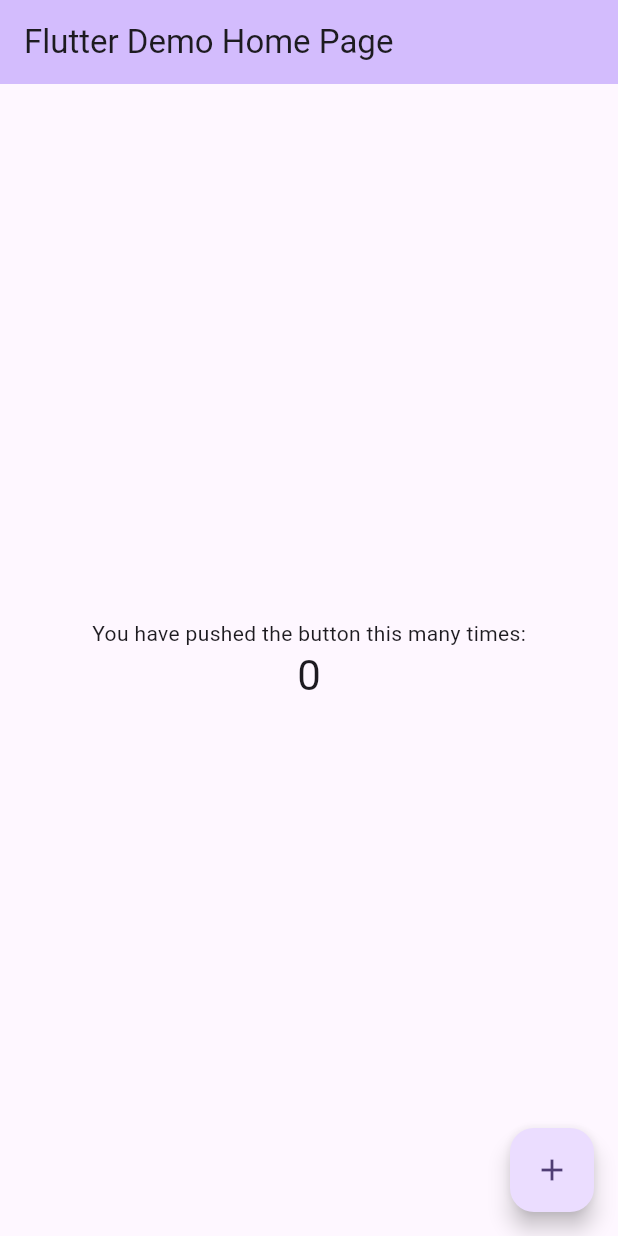
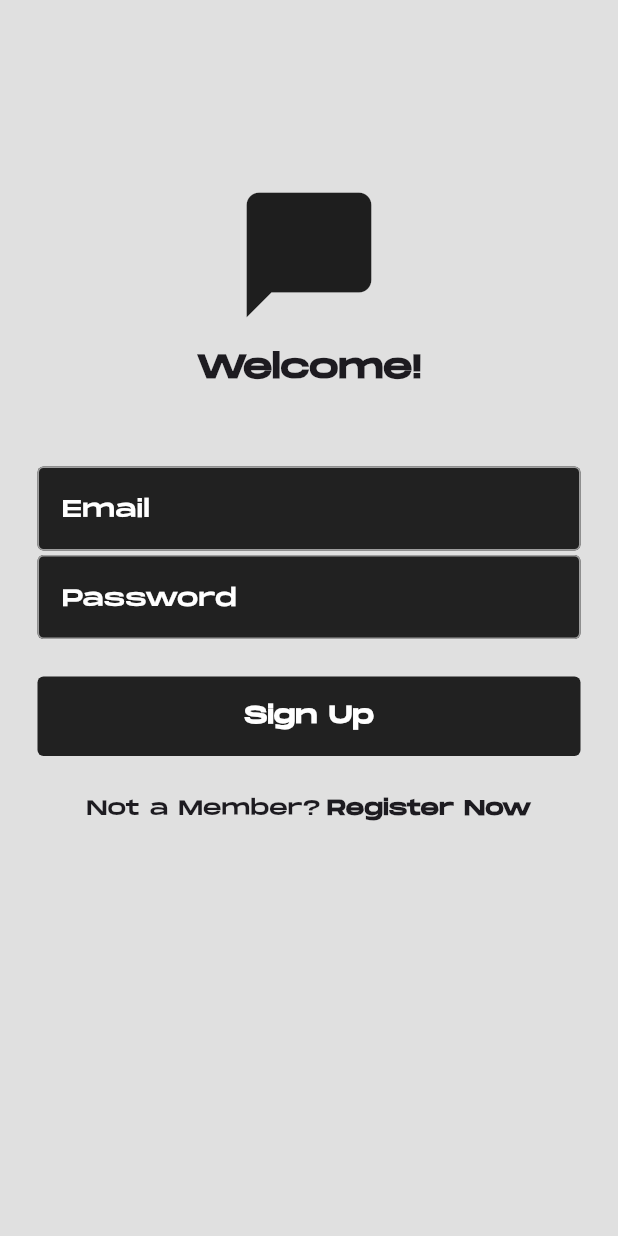
Before and after one commit to Dinath01/Texting_app, a Flutter app: the screen it shows after launch, on a phone screen of 412 x 824 dp. Run offline on Flutter 3.47's test engine with Material 3 defaults, Android fonts, the phone set to English and light mode, and no system bars.

Commit message:
Login Page Created

```diff
--- /dev/null
+++ b/lib/components/button.dart
@@ -0,0 +1,30 @@
+import 'package:flutter/material.dart';
+
+class MyButton extends StatelessWidget {
+  final void Function()? onTap;
+  final String text;
+  const MyButton({super.key, required this.onTap, required this.text});
+
+  @override
+  Widget build(BuildContext context) {
+    return GestureDetector(
+      onTap: onTap,
+      child: Container(
+        padding: const EdgeInsets.all(15),
+        decoration: BoxDecoration(
+            color: Colors.grey[900], borderRadius: BorderRadius.circular(4)),
+        child: Center(
+          child: Text(
+            text,
+            style: TextStyle(
+              color: Colors.white,
+              fontFamily: 'Monument',
+              fontSize: 16,
+              fontWeight: FontWeight.bold,
+            ),
+          ),
+        ),
+      ),
+    );
+  }
+}
--- /dev/null
+++ b/lib/components/text_field.dart
@@ -0,0 +1,30 @@
+import 'package:flutter/material.dart';
+
+class MyTextField extends StatelessWidget {
+  final TextEditingController controller;
+  final String hintText;
+  final bool obscureText;
+  const MyTextField({
+    super.key,
+    required this.controller,
+    required this.hintText,
+    required this.obscureText,
+  });
+
+  @override
+  Widget build(BuildContext context) {
+    return TextField(
+      controller: controller,
+      obscureText: obscureText,
+      decoration: InputDecoration(
+        enabledBorder: OutlineInputBorder(
+          borderSide: BorderSide(color: Colors.grey, width: 1),
+        ),
+        fillColor: Colors.grey[900],
+        filled: true,
+        hintText: hintText,
+        hintStyle: const TextStyle(color: Colors.white, fontFamily: 'Monument'),
+      )
+    );
+  }
+}
--- a/lib/main.dart
+++ b/lib/main.dart
@@ -1,4 +1,5 @@
 import 'package:flutter/material.dart';
+import 'package:text_app/pages/login_page.dart';
 
 void main() {
   runApp(const MyApp());
@@ -7,119 +8,11 @@ void main() {
 class MyApp extends StatelessWidget {
   const MyApp({super.key});
 
-  // This widget is the root of your application.
   @override
   Widget build(BuildContext context) {
     return MaterialApp(
-      title: 'Flutter Demo',
-      theme: ThemeData(
-        // This is the theme of your application.
-        //
-        // TRY THIS: Try running your application with "flutter run". You'll see
-        // the application has a purple toolbar. Then, without quitting the app,
-        // try changing the seedColor in the colorScheme below to Colors.green
-        // and then invoke "hot reload" (save your changes or press the "hot
-        // reload" button in a Flutter-supported IDE, or press "r" if you used
-        // the command line to start the app).
-        //
-        // Notice that the counter didn't reset back to zero; the application
-        // state is not lost during the reload. To reset the state, use hot
-        // restart instead.
-        //
-        // This works for code too, not just values: Most code changes can be
-        // tested with just a hot reload.
-        colorScheme: ColorScheme.fromSeed(seedColor: Colors.deepPurple),
-        useMaterial3: true,
-      ),
-      home: const MyHomePage(title: 'Flutter Demo Home Page'),
+      debugShowCheckedModeBanner: false,
+      home: LoginPage(),
     );
   }
 }
-
-class MyHomePage extends StatefulWidget {
-  const MyHomePage({super.key, required this.title});
-
-  // This widget is the home page of your application. It is stateful, meaning
-  // that it has a State object (defined below) that contains fields that affect
-  // how it looks.
-
-  // This class is the configuration for the state. It holds the values (in this
-  // case the title) provided by the parent (in this case the App widget) and
-  // used by the build method of the State. Fields in a Widget subclass are
-  // always marked "final".
-
-  final String title;
-
-  @override
-  State<MyHomePage> createState() => _MyHomePageState();
-}
-
-class _MyHomePageState extends State<MyHomePage> {
-  int _counter = 0;
-
-  void _incrementCounter() {
-    setState(() {
-      // This call to setState tells the Flutter framework that something has
-      // changed in this State, which causes it to rerun the build method below
-      // so that the display can reflect the updated values. If we changed
-      // _counter without calling setState(), then the build method would not be
-      // called again, and so nothing would appear to happen.
-      _counter++;
-    });
-  }
-
-  @override
-  Widget build(BuildContext context) {
-    // This method is rerun every time setState is called, for instance as done
-    // by the _incrementCounter method above.
-    //
-    // The Flutter framework has been optimized to make rerunning build methods
-    // fast, so that you can just rebuild anything that needs updating rather
-    // than having to individually change instances of widgets.
-    return Scaffold(
-      appBar: AppBar(
-        // TRY THIS: Try changing the color here to a specific color (to
-        // Colors.amber, perhaps?) and trigger a hot reload to see the AppBar
-        // change color while the other colors stay the same.
-        backgroundColor: Theme.of(context).colorScheme.inversePrimary,
-        // Here we take the value from the MyHomePage object that was created by
-        // the App.build method, and use it to set our appbar title.
-        title: Text(widget.title),
-      ),
-      body: Center(
-        // Center is a layout widget. It takes a single child and positions it
-        // in the middle of the parent.
-        child: Column(
-          // Column is also a layout widget. It takes a list of children and
-          // arranges them vertically. By default, it sizes itself to fit its
-          // children horizontally, and tries to be as tall as its parent.
-          //
-          // Column has various properties to control how it sizes itself and
-          // how it positions its children. Here we use mainAxisAlignment to
-          // center the children vertically; the main axis here is the vertical
-          // axis because Columns are vertical (the cross axis would be
-          // horizontal).
-          //
-          // TRY THIS: Invoke "debug painting" (choose the "Toggle Debug Paint"
-          // action in the IDE, or press "p" in the console), to see the
-          // wireframe for each widget.
-          mainAxisAlignment: MainAxisAlignment.center,
-          children: <Widget>[
-            const Text(
-              'You have pushed the button this many times:',
-            ),
-            Text(
-              '$_counter',
-              style: Theme.of(context).textTheme.headlineMedium,
-            ),
-          ],
-        ),
-      ),
-      floatingActionButton: FloatingActionButton(
-        onPressed: _incrementCounter,
-        tooltip: 'Increment',
-        child: const Icon(Icons.add),
-      ), // This trailing comma makes auto-formatting nicer for build methods.
-    );
-  }
-}
--- /dev/null
+++ b/lib/pages/login_page.dart
@@ -0,0 +1,79 @@
+import 'package:flutter/material.dart';
+import 'package:text_app/components/button.dart';
+import 'package:text_app/components/text_field.dart';
+
+class LoginPage extends StatefulWidget {
+  const LoginPage({super.key});
+
+  @override
+  State<LoginPage> createState() => _LoginPageState();
+}
+
+class _LoginPageState extends State<LoginPage> {
+  final emailController = TextEditingController();
+  final passwordController = TextEditingController();
+
+  @override
+  Widget build(BuildContext context) {
+    return Scaffold(
+      backgroundColor: Colors.grey[300],
+      body: SafeArea(
+        child: Center(
+          child: Padding(
+            padding: const EdgeInsets.symmetric(horizontal: 25.0),
+            child: Column(
+              children: [
+                const SizedBox(height: 120),
+
+                Icon(
+                  Icons.messenger,
+                  size: 100,
+                ),
+
+                const SizedBox(height: 10),
+
+                Text(
+                  "Welcome!",
+                  style: TextStyle(
+                      fontSize: 22,
+                      fontWeight: FontWeight.bold,
+                      fontFamily: 'Monument'),
+                ),
+
+                const SizedBox(height: 50),
+
+
+                MyTextField(
+                    controller: emailController,
+                    hintText: "Email",
+                    obscureText: false),
+
+                const SizedBox(height: 3),
+
+                MyTextField(
+                    controller: passwordController,
+                    hintText: "Password",
+                    obscureText: true),
+
+                const SizedBox(height: 25,),
+
+                MyButton(onTap: (){}, text: "Sign Up"),
+
+                const SizedBox(height: 25,),
+
+                const Row(
+                  mainAxisAlignment: MainAxisAlignment.center,
+                  children: [
+                    Text('Not a Member?', style: TextStyle(fontFamily: 'Monument'),),
+                    SizedBox(width: 4),
+                    Text('Register Now', style: TextStyle(fontWeight: FontWeight.bold, fontFamily: 'Monument'),),
+                  ],
+                )
+              ],
+            ),
+          ),
+        ),
+      ),
+    );
+  }
+}
```
Also changed, not shown: pubspec.yaml (+4 -4 lines), fonts/MonumentExtended-Regular.otf (added).
